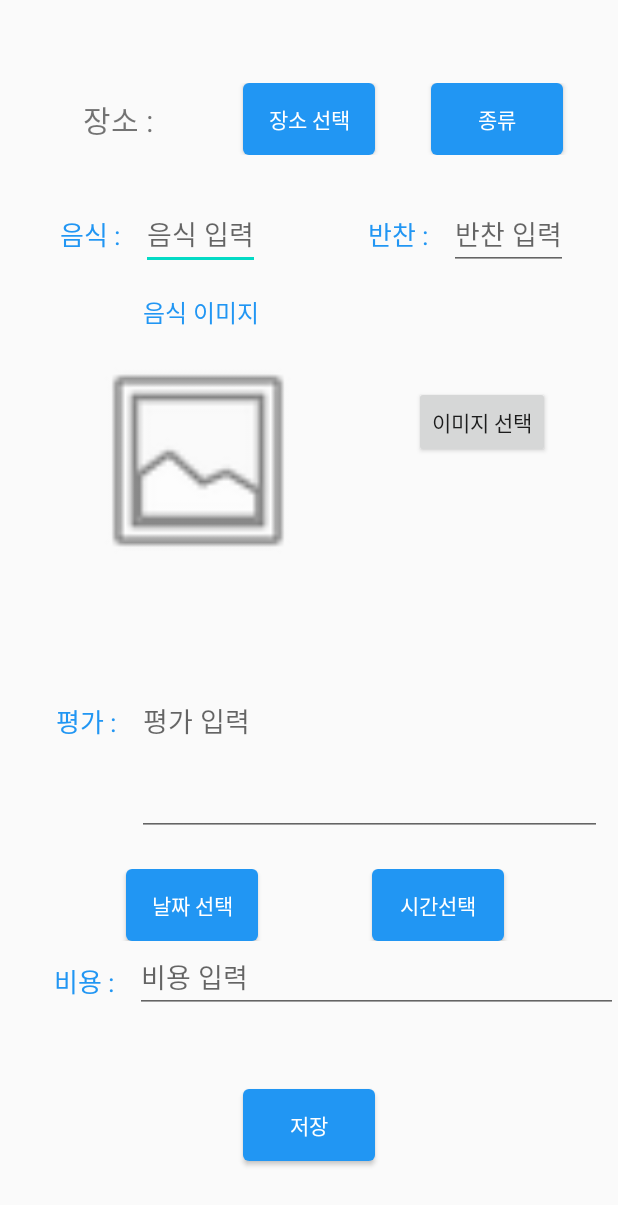
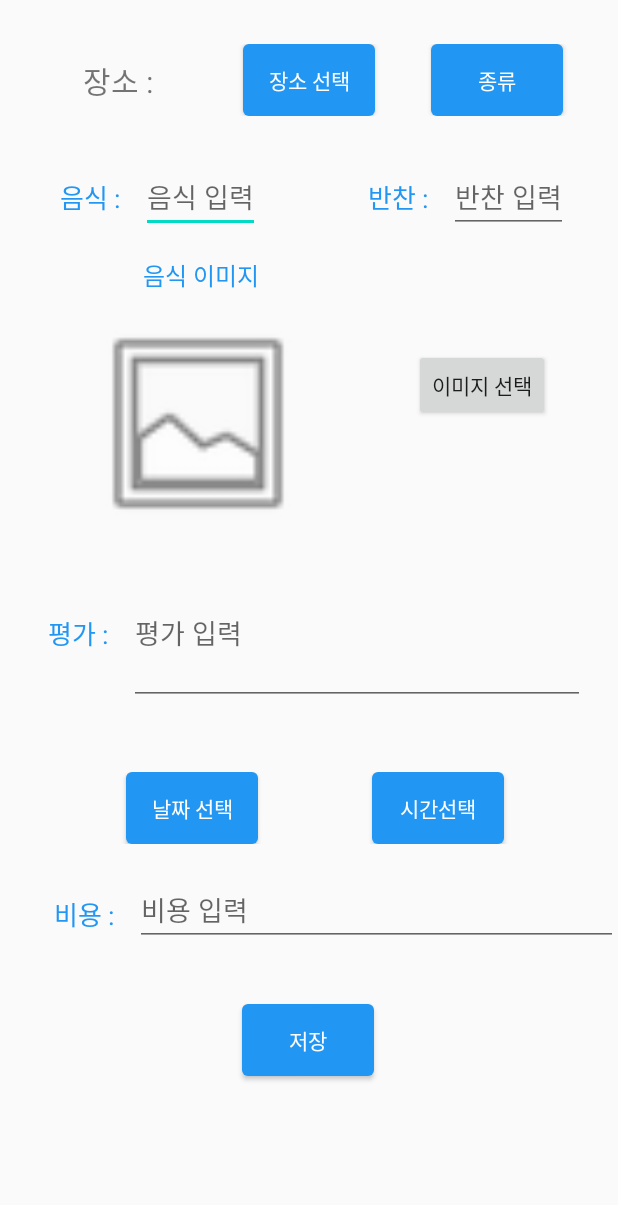
Before and after one commit to 99apollo/MobileSoftware, an Android app: the FoodInput screen opened directly, with no data from a screen before it, on a phone screen of 412 x 824 dp. Shown: the top 1205 px of the screen. Run offline under Robolectric (Android 15) with nearby library versions, the phone set to English and light mode, and no system bars.

Commit message:
수정본1117

```diff
--- a/app/src/main/AndroidManifest.xml
+++ b/app/src/main/AndroidManifest.xml
@@ -26,7 +26,7 @@
         <activity android:name=".FoodAnalyze"/>
         <activity android:name=".FoodView"/>
         <activity android:name=".FoodViewInfo"/>
-
+        <activity android:name=".CalendarTest"/>
     </application>
     <uses-permission android:name="android.permission.CAMERA" />
     <uses-permission android:name="android.permission.WRITE_EXTERNAL_STORAGE" />
--- a/app/src/main/res/layout/food_input_layout.xml
+++ b/app/src/main/res/layout/food_input_layout.xml
@@ -1,9 +1,9 @@
 <?xml version="1.0" encoding="utf-8"?>
 <androidx.constraintlayout.widget.ConstraintLayout xmlns:android="http://schemas.android.com/apk/res/android"
+    xmlns:app="http://schemas.android.com/apk/res-auto"
+    xmlns:tools="http://schemas.android.com/tools"
     android:layout_width="match_parent"
     android:layout_height="match_parent"
-    xmlns:app="http://schemas.android.com/apk/res-auto"
-    xmlns:tools="http://schemas.android.com/tools"
     tools:context=".FoodInput">
 
     <androidx.constraintlayout.widget.ConstraintLayout
@@ -12,10 +12,10 @@
         android:layout_height="wrap_content"
         app:layout_constraintBottom_toBottomOf="parent"
         app:layout_constraintEnd_toEndOf="parent"
-        app:layout_constraintHorizontal_bias="0.0"
+        app:layout_constraintHorizontal_bias="1.0"
         app:layout_constraintStart_toStartOf="parent"
         app:layout_constraintTop_toTopOf="parent"
-        app:layout_constraintVertical_bias="0.071">
+        app:layout_constraintVertical_bias="0.038">
 
         <TextView
             android:id="@+id/textView6"
@@ -30,28 +30,26 @@
 
         <Button
             android:id="@+id/choose_place"
+            style="@style/AppButton"
             android:layout_width="wrap_content"
             android:layout_height="wrap_content"
-            style="@style/AppButton"
             android:text="장소 선택"
             app:layout_constraintBottom_toBottomOf="parent"
 
             app:layout_constraintEnd_toEndOf="parent"
             app:layout_constraintStart_toStartOf="parent"
-            app:layout_constraintTop_toTopOf="parent"
-            />
+            app:layout_constraintTop_toTopOf="parent" />
 
         <Button
             android:id="@+id/typeChoose"
+            style="@style/AppButton"
             android:layout_width="wrap_content"
             android:layout_height="wrap_content"
             android:text="종류"
             app:layout_constraintBottom_toBottomOf="parent"
             app:layout_constraintEnd_toEndOf="parent"
             app:layout_constraintStart_toEndOf="@+id/choose_place"
-            app:layout_constraintTop_toTopOf="parent"
-            style="@style/AppButton"
-            />
+            app:layout_constraintTop_toTopOf="parent" />
 
     </androidx.constraintlayout.widget.ConstraintLayout>
 
@@ -59,16 +57,17 @@
         android:id="@+id/constraintLayout2"
         android:layout_width="match_parent"
         android:layout_height="wrap_content"
+        android:visibility="visible"
         app:layout_constraintBottom_toBottomOf="parent"
         app:layout_constraintEnd_toEndOf="parent"
         app:layout_constraintHorizontal_bias="1.0"
         app:layout_constraintStart_toStartOf="parent"
         app:layout_constraintTop_toBottomOf="@+id/constraintLayout"
-        app:layout_constraintVertical_bias="0.043"
-        android:visibility="visible">
+        app:layout_constraintVertical_bias="0.043">
 
         <TextView
             android:id="@+id/textView"
+            style="@style/AppTextView"
             android:layout_width="wrap_content"
             android:layout_height="wrap_content"
             android:layout_marginStart="40dp"
@@ -76,9 +75,7 @@
             android:textSize="17sp"
             app:layout_constraintBottom_toBottomOf="parent"
             app:layout_constraintStart_toStartOf="parent"
-            app:layout_constraintTop_toTopOf="parent"
-            style="@style/AppTextView"
-            />
+            app:layout_constraintTop_toTopOf="parent" />
 
         <EditText
             android:id="@+id/food_input"
@@ -91,12 +88,12 @@
 
         <TextView
             android:id="@+id/textView2"
+            style="@style/AppTextView"
             android:layout_width="wrap_content"
             android:layout_height="wrap_content"
             android:layout_marginStart="72dp"
             android:text="반찬 : "
             android:textSize="17sp"
-            style="@style/AppTextView"
             app:layout_constraintBottom_toBottomOf="parent"
             app:layout_constraintStart_toEndOf="@+id/food_input"
             app:layout_constraintTop_toTopOf="parent" />
@@ -117,21 +114,21 @@
         android:id="@+id/beverageLayout"
         android:layout_width="match_parent"
         android:layout_height="wrap_content"
+        android:visibility="gone"
         app:layout_constraintBottom_toBottomOf="parent"
         app:layout_constraintEnd_toEndOf="parent"
         app:layout_constraintHorizontal_bias="1.0"
         app:layout_constraintStart_toStartOf="parent"
         app:layout_constraintTop_toBottomOf="@+id/constraintLayout"
-        app:layout_constraintVertical_bias="0.043"
-        android:visibility="gone"> <!-- 이 레이아웃은 초기에 숨겨짐으로 설정 -->
+        app:layout_constraintVertical_bias="0.043"> <!-- 이 레이아웃은 초기에 숨겨짐으로 설정 -->
 
         <TextView
             android:id="@+id/textView1"
+            style="@style/AppTextView"
             android:layout_width="wrap_content"
             android:layout_height="wrap_content"
             android:layout_marginStart="40dp"
             android:text="음료 : "
-            style="@style/AppTextView"
             android:textSize="17sp"
             app:layout_constraintBottom_toBottomOf="parent"
             app:layout_constraintStart_toStartOf="parent"
@@ -195,19 +192,19 @@
 
     <androidx.constraintlayout.widget.ConstraintLayout
         android:id="@+id/constraintLayout4"
-        android:layout_width="402dp"
-        android:layout_height="197dp"
+        android:layout_width="match_parent"
+        android:layout_height="129dp"
         app:layout_constraintEnd_toEndOf="parent"
         app:layout_constraintStart_toStartOf="parent"
         app:layout_constraintTop_toBottomOf="@+id/constraintLayout3">
 
         <TextView
             android:id="@+id/textView4"
+            style="@style/AppTextView"
             android:layout_width="wrap_content"
             android:layout_height="wrap_content"
             android:layout_marginStart="32dp"
             android:text="평가 : "
-            style="@style/AppTextView"
             android:textSize="17sp"
             app:layout_constraintBottom_toBottomOf="parent"
             app:layout_constraintStart_toStartOf="parent"
@@ -215,8 +212,8 @@
 
         <EditText
             android:id="@+id/evaluation"
-            android:layout_width="310dp"
-            android:layout_height="153dp"
+            android:layout_width="304dp"
+            android:layout_height="96dp"
             android:layout_marginStart="10dp"
             android:hint="평가 입력"
             app:layout_constraintBottom_toBottomOf="parent"
@@ -227,16 +224,21 @@
 
     </androidx.constraintlayout.widget.ConstraintLayout>
 
+    <!-- Progress Bar -->
+
     <androidx.constraintlayout.widget.ConstraintLayout
         android:id="@+id/constraintLayout6"
         android:layout_width="match_parent"
         android:layout_height="wrap_content"
+        android:layout_marginTop="28dp"
         app:layout_constraintEnd_toEndOf="parent"
+        app:layout_constraintHorizontal_bias="0.0"
         app:layout_constraintStart_toStartOf="parent"
         app:layout_constraintTop_toBottomOf="@+id/constraintLayout4">
 
         <Button
             android:id="@+id/select_date_time_button"
+            style="@style/AppButton"
             android:layout_width="wrap_content"
             android:layout_height="wrap_content"
             android:text="날짜 선택"
@@ -245,40 +247,40 @@
             app:layout_constraintHorizontal_bias="0.26"
             app:layout_constraintStart_toStartOf="parent"
             app:layout_constraintTop_toTopOf="parent"
-            app:layout_constraintVertical_bias="0.0"
-            style="@style/AppButton"
-            />
+            app:layout_constraintVertical_bias="0.0" />
 
         <Button
             android:id="@+id/time_info"
+            style="@style/AppButton"
             android:layout_width="wrap_content"
             android:layout_height="wrap_content"
             android:text="시간선택"
             app:layout_constraintBottom_toBottomOf="parent"
             app:layout_constraintEnd_toEndOf="parent"
             app:layout_constraintStart_toEndOf="@+id/select_date_time_button"
-            app:layout_constraintTop_toTopOf="parent"
-            style="@style/AppButton"
-            />
+            app:layout_constraintTop_toTopOf="parent" />
 
 
     </androidx.constraintlayout.widget.ConstraintLayout>
+
 
     <androidx.constraintlayout.widget.ConstraintLayout
         android:id="@+id/constraintLayout5"
         android:layout_width="match_parent"
         android:layout_height="wrap_content"
+        android:layout_marginTop="20dp"
         app:layout_constraintEnd_toEndOf="parent"
+        app:layout_constraintHorizontal_bias="0.0"
         app:layout_constraintStart_toStartOf="parent"
         app:layout_constraintTop_toBottomOf="@+id/constraintLayout6">
 
         <TextView
             android:id="@+id/textView5"
+            style="@style/AppTextView"
             android:layout_width="wrap_content"
             android:layout_height="wrap_content"
             android:layout_marginStart="36dp"
             android:text="비용 : "
-            style="@style/AppTextView"
             android:textSize="17sp"
             app:layout_constraintBottom_toBottomOf="parent"
             app:layout_constraintStart_toStartOf="parent"
@@ -302,15 +304,16 @@
 
     <Button
         android:id="@+id/save_button"
+        style="@style/AppButton"
         android:layout_width="wrap_content"
         android:layout_height="wrap_content"
         android:text="저장"
         app:layout_constraintBottom_toBottomOf="parent"
         app:layout_constraintEnd_toEndOf="parent"
+        app:layout_constraintHorizontal_bias="0.498"
         app:layout_constraintStart_toStartOf="parent"
         app:layout_constraintTop_toBottomOf="@+id/constraintLayout5"
-        style="@style/AppButton"
-        />
+        app:layout_constraintVertical_bias="0.266" />
 
 
 </androidx.constraintlayout.widget.ConstraintLayout>
--- /dev/null
+++ b/app/src/main/res/layout/view_test_layout.xml
@@ -0,0 +1,6 @@
+<?xml version="1.0" encoding="utf-8"?>
+<androidx.constraintlayout.widget.ConstraintLayout xmlns:android="http://schemas.android.com/apk/res/android"
+    android:layout_width="match_parent"
+    android:layout_height="match_parent">
+
+</androidx.constraintlayout.widget.ConstraintLayout>
```
Also changed, not shown: app/src/main/java/com/example/myapplication/CalendarTest.java (added, +176 -0 lines), app/src/main/java/com/example/myapplication/FoodView.java (+16 -23 lines), app/src/main/java/com/example/myapplication/FoodViewInfo.java (+14 -2 lines), app/src/main/java/com/example/myapplication/MainActivity.java (+9 -0 lines), app/src/main/res/layout/activity_main.xml (+8 -0 lines), app/src/main/res/layout/calendar_layout.xml (added, +28 -0 lines), app/src/main/res/layout/view_recyclerview_click.xml (+86 -27 lines).
